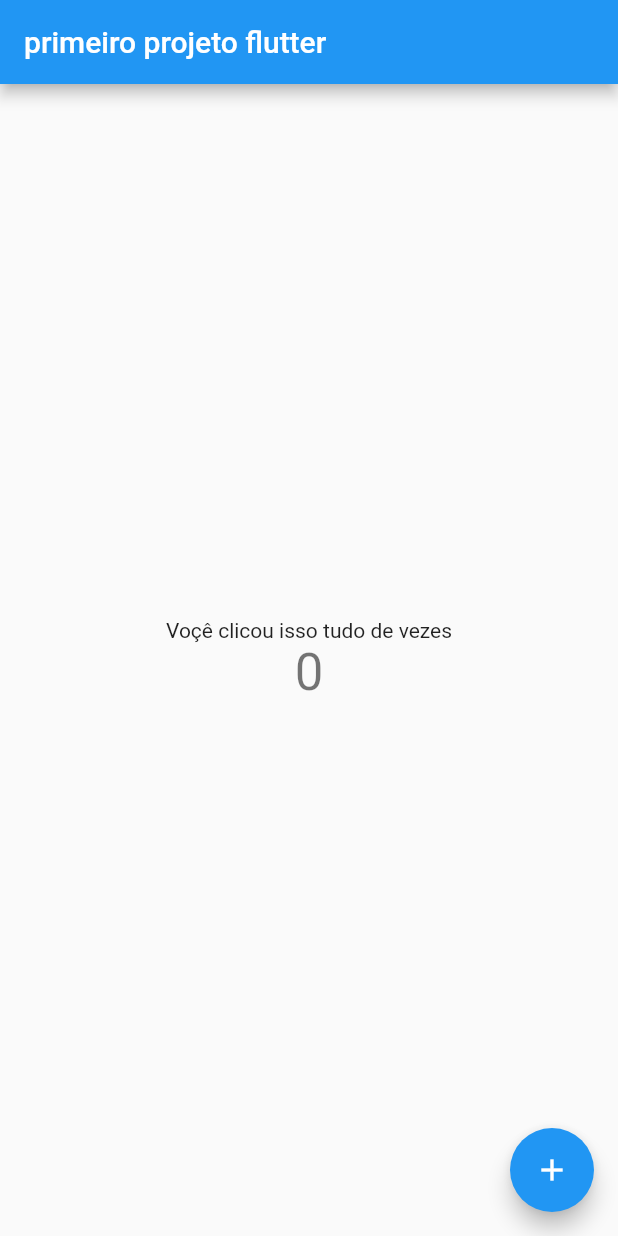
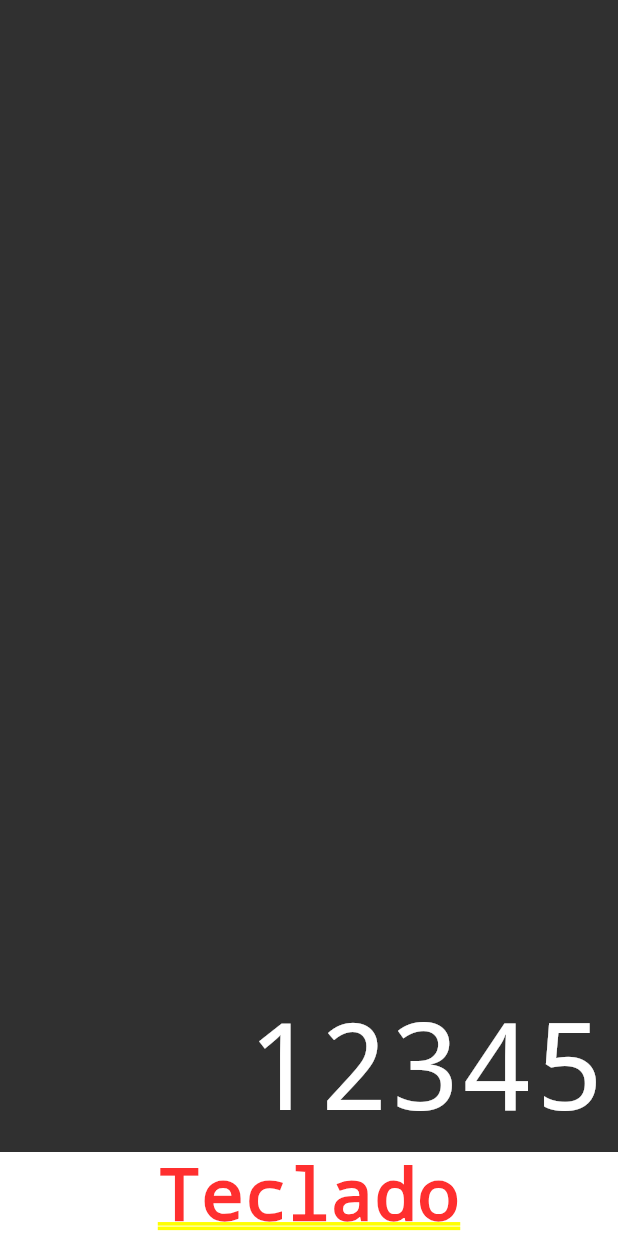
Before and after one commit to Marlon-Paulo-da-Silva/Flutter-calculator, a Flutter app: the screen it shows after launch, on a phone screen of 412 x 824 dp. Run offline on Flutter 3.47's test engine with Material 2 defaults, Android fonts, the phone set to English and light mode, and no system bars; drawn by our look-alikes of auto_size_text.

Commit message:
criando o display

```diff
--- /dev/null
+++ b/lib/component/display.dart
@@ -0,0 +1,41 @@
+import 'package:flutter/material.dart';
+import 'package:auto_size_text/auto_size_text.dart';
+
+class Display extends StatelessWidget {
+
+final String text;
+
+Display(this.text);
+
+  @override
+  Widget build(BuildContext context) {
+    return Expanded
+    (
+      flex: 1,
+          child: Container(
+            color: Color.fromRGBO(48, 48, 48, 1),
+        child: Column(
+          mainAxisAlignment: MainAxisAlignment.end,
+          crossAxisAlignment: CrossAxisAlignment.stretch,
+          children: <Widget>[
+            Padding(
+              padding: const EdgeInsets.all(8.0),
+              child: AutoSizeText(text,
+              minFontSize: 20,
+              maxFontSize: 80,
+              maxLines: 1,
+              textAlign: TextAlign.end,
+              style: TextStyle(
+                fontWeight: FontWeight.w100,
+                decoration: TextDecoration.none,
+                fontSize: 80,
+                color: Colors.white,
+              ),
+              ),
+            ),
+          ],
+        ),
+      ),
+    );
+  }
+}
--- a/lib/main.dart
+++ b/lib/main.dart
@@ -1,112 +1,4 @@
 import 'package:flutter/material.dart';
+import 'screens/calculator.dart';
 
-void main() => runApp(MyApp());
-
-class MyApp extends StatelessWidget {
-  // This widget is the root of your application.
-  @override
-  Widget build(BuildContext context) {
-    return MaterialApp(
-      debugShowCheckedModeBanner: false,
-      title: 'Flutter Demo',
-      theme: ThemeData(
-        // This is the theme of your application.
-        //
-        // Try running your application with "flutter run". You'll see the
-        // application has a blue toolbar. Then, without quitting the app, try
-        // changing the primarySwatch below to Colors.green and then invoke
-        // "hot reload" (press "r" in the console where you ran "flutter run",
-        // or simply save your changes to "hot reload" in a Flutter IDE).
-        // Notice that the counter didn't reset back to zero; the application
-        // is not restarted.
-        primarySwatch: Colors.blue,
-      ),
-      home: MyHomePage(title: 'primeiro projeto flutter'),
-    );
-  }
-}
-
-class MyHomePage extends StatefulWidget {
-  MyHomePage({Key key, this.title}) : super(key: key);
-
-  // This widget is the home page of your application. It is stateful, meaning
-  // that it has a State object (defined below) that contains fields that affect
-  // how it looks.
-
-  // This class is the configuration for the state. It holds the values (in this
-  // case the title) provided by the parent (in this case the App widget) and
-  // used by the build method of the State. Fields in a Widget subclass are
-  // always marked "final".
-
-  final String title;
-
-  @override
-  _MyHomePageState createState() => _MyHomePageState();
-}
-
-class _MyHomePageState extends State<MyHomePage> {
-  int _counter = 0;
-
-  void _incrementCounter() {
-    setState(() {
-      // This call to setState tells the Flutter framework that something has
-      // changed in this State, which causes it to rerun the build method below
-      // so that the display can reflect the updated values. If we changed
-      // _counter without calling setState(), then the build method would not be
-      // called again, and so nothing would appear to happen.
-      _counter++;
-    });
-  }
-
-  @override
-  Widget build(BuildContext context) {
-    // This method is rerun every time setState is called, for instance as done
-    // by the _incrementCounter method above.
-    //
-    // The Flutter framework has been optimized to make rerunning build methods
-    // fast, so that you can just rebuild anything that needs updating rather
-    // than having to individually change instances of widgets.
-    return Scaffold(
-      appBar: AppBar(
-        // Here we take the value from the MyHomePage object that was created by
-        // the App.build method, and use it to set our appbar title.
-        title: Text(widget.title),
-      ),
-      body: Center(
-        // Center is a layout widget. It takes a single child and positions it
-        // in the middle of the parent.
-        child: Column(
-          // Column is also a layout widget. It takes a list of children and
-          // arranges them vertically. By default, it sizes itself to fit its
-          // children horizontally, and tries to be as tall as its parent.
-          //
-          // Invoke "debug painting" (press "p" in the console, choose the
-          // "Toggle Debug Paint" action from the Flutter Inspector in Android
-          // Studio, or the "Toggle Debug Paint" command in Visual Studio Code)
-          // to see the wireframe for each widget.
-          //
-          // Column has various properties to control how it sizes itself and
-          // how it positions its children. Here we use mainAxisAlignment to
-          // center the children vertically; the main axis here is the vertical
-          // axis because Columns are vertical (the cross axis would be
-          // horizontal).
-          mainAxisAlignment: MainAxisAlignment.center,
-          children: <Widget>[
-            Text(
-              'Voçê clicou isso tudo de vezes',
-            ),
-            Text(
-              '$_counter',
-              style: Theme.of(context).textTheme.display1,
-            ),
-          ],
-        ),
-      ),
-      floatingActionButton: FloatingActionButton(
-        onPressed: _incrementCounter,
-        tooltip: 'Increment',
-        child: Icon(Icons.add),
-      ), // This trailing comma makes auto-formatting nicer for build methods.
-    );
-  }
-}
+void main() => runApp(Calculator());
--- a/lib/screens/calculator.dart
+++ b/lib/screens/calculator.dart
@@ -1,4 +1,6 @@
 import 'package:flutter/material.dart';
+import '../component/display.dart';
+
 
 class Calculator extends StatelessWidget {
   @override
@@ -6,7 +8,7 @@ class Calculator extends StatelessWidget {
     return MaterialApp(
       home: Column(
         children: <Widget>[
-          Text('Dysplay'),
+          Display('12345'),
           Text('Teclado')
         ],
       ),
--- a/pubspec.yaml
+++ b/pubspec.yaml
@@ -19,6 +19,7 @@ environment:
 dependencies:
   flutter:
     sdk: flutter
+  auto_size_text: 2.1.0
 
   # The following adds the Cupertino Icons font to your application.
   # Use with the CupertinoIcons class for iOS style icons.
```
Also changed, not shown: pubspec.lock.
